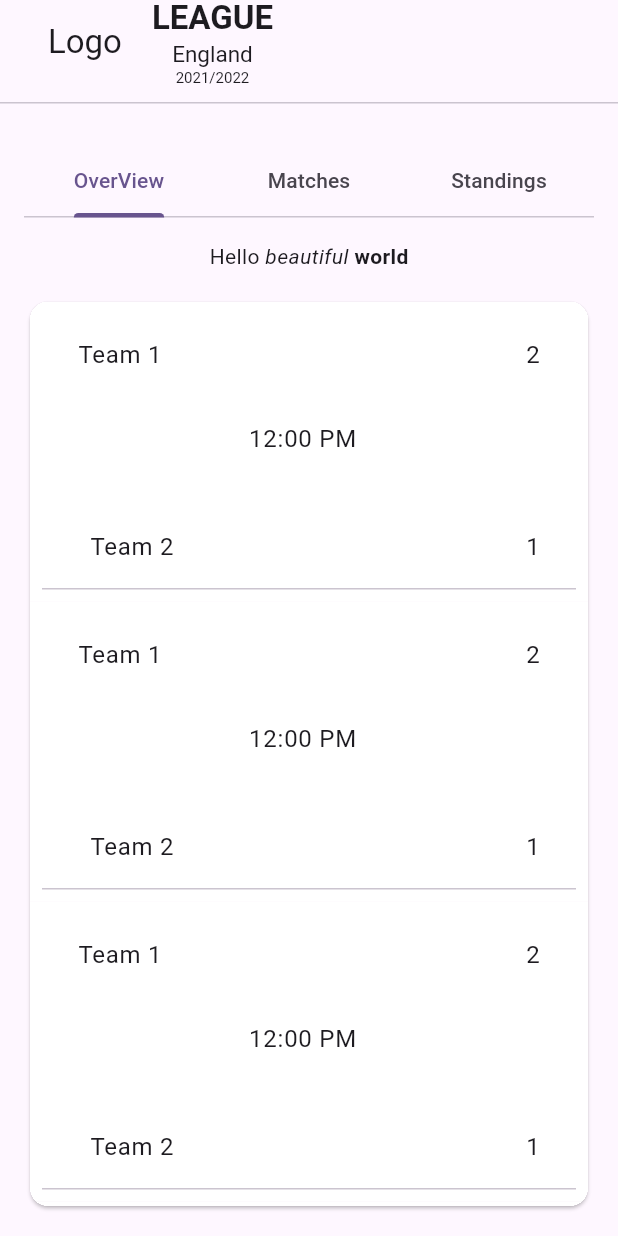
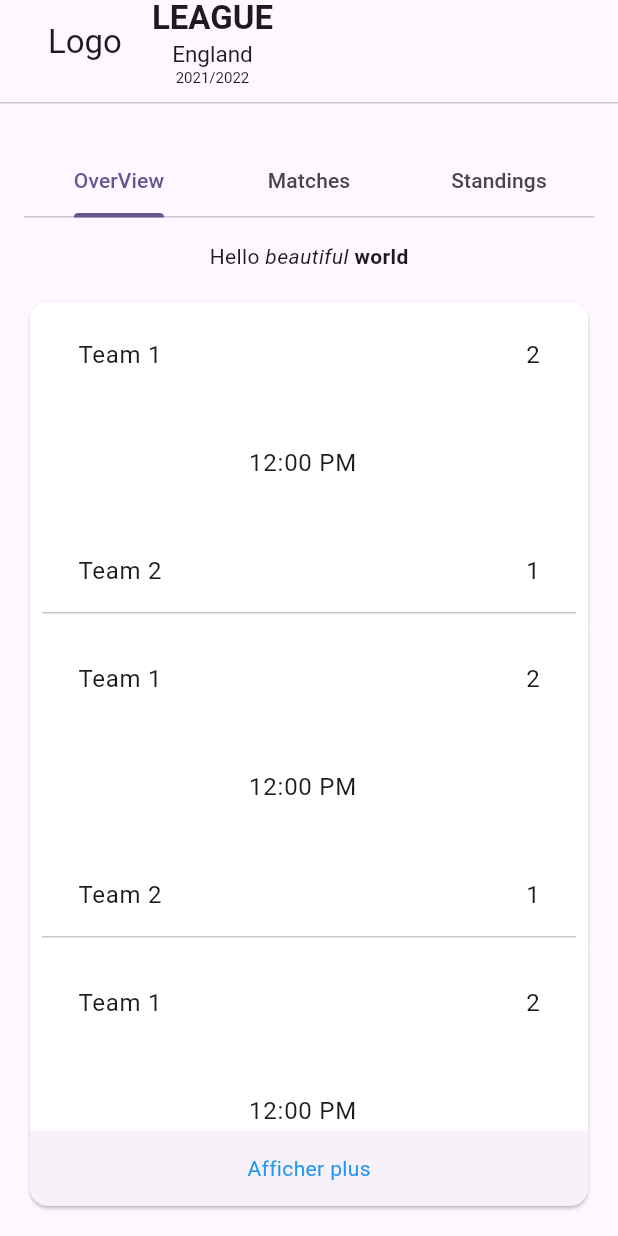
Before and after one commit to nwb2018/Projet-Flooter-Flutter, a Flutter app: the screen it shows after launch, on a phone screen of 412 x 824 dp. Run offline on Flutter 3.47's test engine with Material 3 defaults, Android fonts, the phone set to English and light mode, and no system bars; our stand-ins replace flutter_riverpod.

Commit message:
(feat/League) MAJ overView

```diff
--- a/lib/Pages/LeaguePage.dart
+++ b/lib/Pages/LeaguePage.dart
@@ -11,7 +11,7 @@ class LeaguePage extends StatelessWidget {
   @override
   Widget build(BuildContext context) {
     return DefaultTabController(
-      length: 26,
+      length: 3,
       child: Scaffold(
         appBar: AppBar(
           title: const Padding(
--- a/lib/tabs/overView.dart
+++ b/lib/tabs/overView.dart
@@ -1,11 +1,17 @@
 import 'package:flutter/material.dart';
 
-class overView extends StatelessWidget {
-  final List<String> entries = <String>['A', 'B', 'C'];
-  final List<int> colorCodes = <int>[600, 500, 100];
+class overView extends StatefulWidget {
+  @override
+  _OverViewState createState() => _OverViewState();
+}
 
-  // Ajout d'une variable pour l'espacement entre la deuxième et la troisième colonne
-  final double spacingBetweenColumns = 16.0;
+class _OverViewState extends State<overView> {
+  // Nombre initial de données à afficher
+  int initialDataCount = 5;
+  // Nombre de données à ajouter à chaque clic sur "Afficher plus"
+  int dataToAdd = 5;
+  // Indicateur pour vérifier si le bouton "Afficher plus" a été cliqué
+  bool showMoreClicked = false;
 
   @override
   Widget build(BuildContext context) {
@@ -13,15 +19,16 @@ class overView extends StatelessWidget {
       padding: const EdgeInsets.all(16.0),
       child: Card(
         clipBehavior: Clip.hardEdge,
+        child: Column(
+          children: [
+            Expanded(
               child: ListView.builder(
-          itemCount: 10,
+                itemCount: showMoreClicked ? initialDataCount + dataToAdd : initialDataCount,
                 itemBuilder: (context, index) {
-            // Remplacez les valeurs par les données réelles de votre modèle de match
-            String team1Logo = 'path/to/team1_logo.png';
+                  // Remplacez le contenu par les données réelles de votre modèle de match
                   String team1Name = 'Team 1';
                   String matchTime = '12:00 PM';
                   String score1 = '2';
-            String team2Logo = 'path/to/team2_logo.png';
                   String team2Name = 'Team 2';
                   String score2 = '1';
 
@@ -34,25 +41,25 @@ class overView extends StatelessWidget {
                           ListTile(
                             title: Row(
                               children: [
-                          // Image.asset(team1Logo, height: 30, width: 30),
                                 SizedBox(width: 8),
                                 Expanded(
                                   child: Text(
                                     team1Name,
-                              overflow: TextOverflow.ellipsis,
+                                    overflow: TextOverflow.ellipsis, //si le texte est trop long pour tenir dans la zone spécifiée, il sera coupé et remplacé par des points de suspension
                                   ),
                                 ),
-                          SizedBox(width: spacingBetweenColumns), // Espacement
+                                SizedBox(width: 8),
                                 Text('$score1'),
                               ],
                             ),
                           ),
+                          SizedBox(height: 16),
                           ListTile(
                             title: Row(
                               children: [
                                 Expanded(
                                   child: Text(
-                              matchTime, // Affichage du temps dans la deuxième ligne
+                                    matchTime,
                                     overflow: TextOverflow.ellipsis,
                                     textAlign: TextAlign.center,
                                   ),
@@ -60,13 +67,11 @@ class overView extends StatelessWidget {
                               ],
                             ),
                           ),
-                    // Ajout d'un espace entre la deuxième et la troisième colonne
-                    SizedBox(height: spacingBetweenColumns),
+                          SizedBox(height: 16),
                           ListTile(
                             title: Row(
                               children: [
-                          // Image.asset(team2Logo, height: 30, width: 30),
-                          SizedBox(width: spacingBetweenColumns), // Espacement
+                                SizedBox(width: 8),
                                 Expanded(
                                   child: Text(
                                     team2Name,
@@ -78,7 +83,7 @@ class overView extends StatelessWidget {
                               ],
                             ),
                           ),
-                    Divider(height: 0,), // Séparateur entre les matchs
+                          Divider(height: 0,),
                         ],
                       ),
                     ),
@@ -86,6 +91,28 @@ class overView extends StatelessWidget {
                 },
               ),
             ),
+            // Afficher le bouton "Afficher plus" en dehors de la boucle
+            if (!showMoreClicked)
+              InkWell(
+                onTap: () {
+                  // Lorsqu'on clique sur le bouton "Afficher plus", augmenter le nombre de données à afficher
+                  setState(() {
+                    showMoreClicked = true;
+                  });
+                },
+                child: Container(
+                  height: 50, // Hauteur du bouton "Afficher plus"
+                  child: const Center(
+                    child: Text(
+                      "Afficher plus",
+                      style: TextStyle(color: Colors.blue),
+                    ),
+                  ),
+                ),
+              ),
+          ],
+        ),
+      ),
     );
   }
 }
```
Also changed, not shown: lib/tabs/matches.dart (+44 -17 lines), lib/tabs/standings.dart (+50 -37 lines). Lines whose indentation alone changed are shown as unchanged.
